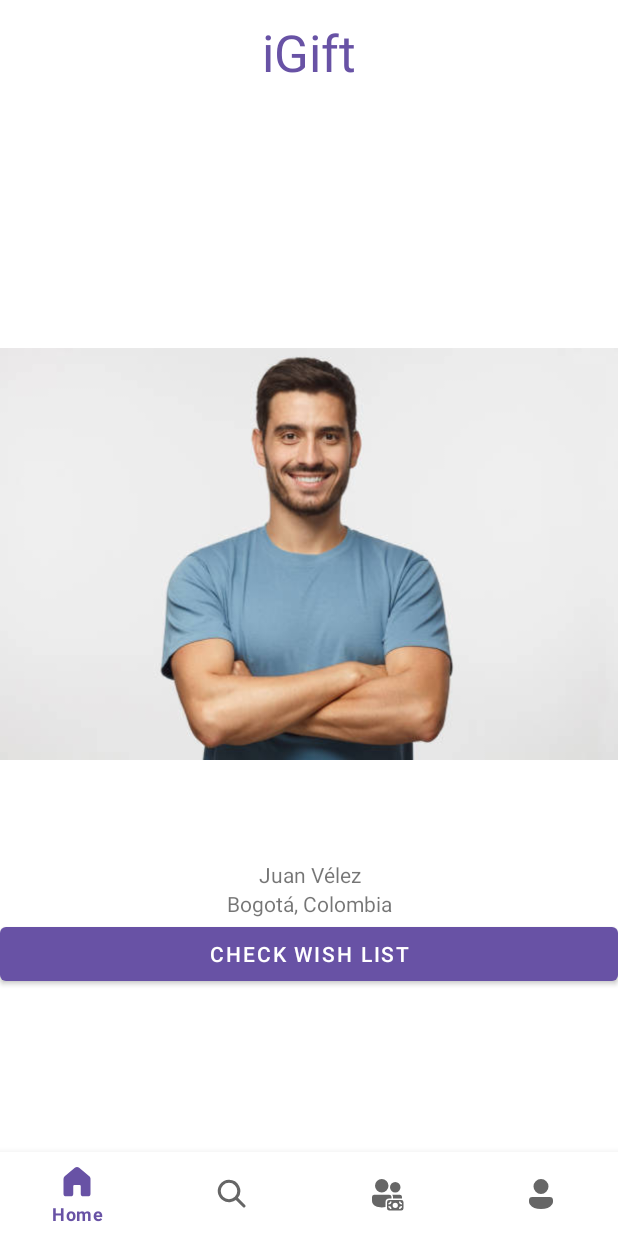
After one commit to malvarezg1/iGift, an Android app: the fragment ProfileFragment placed in its activity, on a phone screen of 412 x 824 dp. The commit adds this screen. Run offline under Robolectric (Android 15) with nearby library versions, the phone set to English and light mode, and no system bars; Roboto replaces fonts that are not available here.

Commit message:
Navigation Bar and Basic Profile working

```diff
--- a/iGift/app/build.gradle
+++ b/iGift/app/build.gradle
@@ -5,6 +5,10 @@ plugins {
 
 android {
     compileSdk 32
+
+    viewBinding {
+        enabled = true
+    }
 
     defaultConfig {
         applicationId "com.example.igift"
@@ -37,6 +41,7 @@ dependencies {
     implementation 'androidx.appcompat:appcompat:1.4.1'
     implementation 'com.google.android.material:material:1.5.0'
     implementation 'androidx.constraintlayout:constraintlayout:2.1.3'
+    implementation 'androidx.legacy:legacy-support-v4:1.0.0'
     testImplementation 'junit:junit:4.+'
     androidTestImplementation 'androidx.test.ext:junit:1.1.3'
     androidTestImplementation 'androidx.test.espresso:espresso-core:3.4.0'
--- /dev/null
+++ b/iGift/app/src/main/java/com/example/igift/HomeFragment.kt
@@ -0,0 +1,64 @@
+package com.example.igift
+
+import android.os.Bundle
+import androidx.fragment.app.Fragment
+import android.view.LayoutInflater
+import android.view.View
+import android.view.ViewGroup
+import androidx.recyclerview.widget.GridLayoutManager
+import androidx.recyclerview.widget.LinearLayoutManager
+import androidx.recyclerview.widget.RecyclerView
+import com.example.igift.adapters.CategoryAdapter
+import com.example.igift.adapters.OccasionAdapter
+import com.example.igift.data.Datasource
+import com.example.igift.databinding.FragmentHomeBinding
+import com.example.igift.model.Occasion
+import com.example.igift.model.ProductCategory
+
+class HomeFragment : Fragment() {
+
+    private var _binding: FragmentHomeBinding? = null
+    private var _categories: List<ProductCategory>? = null
+    private var _occasions: List<Occasion>? = null
+
+    // This property is only valid between onCreateView and
+    // onDestroyView.
+    private val binding get() = _binding!!
+    private val categories get() = _categories!!
+    private val occasions get() = _occasions!!
+
+    override fun onCreate(savedInstanceState: Bundle?) {
+        super.onCreate(savedInstanceState)
+    }
+
+    override fun onCreateView(
+        inflater: LayoutInflater,
+        container: ViewGroup?,
+        savedInstanceState: Bundle?
+    ): View? {
+        // Retrieve data and inflate the layout for this fragment
+        _categories = Datasource().loadCategories()
+        _occasions = Datasource().loadOcasions()
+        _binding = FragmentHomeBinding.inflate(inflater, container, false)
+        return binding.root
+    }
+
+    override fun onViewCreated(view: View, savedInstanceState: Bundle?) {
+        val recycleCategories: RecyclerView = binding.categoryRecycleView
+        val categoryLayoutManager = LinearLayoutManager(requireContext(), LinearLayoutManager.HORIZONTAL, false)
+        recycleCategories.layoutManager = categoryLayoutManager
+        recycleCategories.adapter = CategoryAdapter(requireContext(), categories)
+        recycleCategories.setHasFixedSize(true)
+
+        val occasionsLayoutManager = GridLayoutManager(requireContext(), 2)
+        val recyclerOccasions: RecyclerView = binding.occacionsRecyclerView
+        recyclerOccasions.layoutManager = occasionsLayoutManager
+        recyclerOccasions.adapter = OccasionAdapter(requireContext(), occasions)
+        recyclerOccasions.setHasFixedSize(true)
+    }
+
+    override fun onDestroyView() {
+        super.onDestroyView()
+        _binding = null
+    }
+}
--- a/iGift/app/src/main/java/com/example/igift/MainActivity.kt
+++ b/iGift/app/src/main/java/com/example/igift/MainActivity.kt
@@ -1,14 +1,36 @@
 package com.example.igift
 
-import android.content.Context
-import android.content.Intent
 import androidx.appcompat.app.AppCompatActivity
 import android.os.Bundle
+import androidx.fragment.app.Fragment
+import com.google.android.material.bottomnavigation.BottomNavigationView
+
 class MainActivity : AppCompatActivity() {
     override fun onCreate(savedInstanceState: Bundle?) {
         super.onCreate(savedInstanceState)
         setContentView(R.layout.activity_main)
-        val intent = Intent(this, HomeActivity::class.java)
-        startActivity(intent)
+
+
+        val bottomNavigationView = findViewById<BottomNavigationView>(R.id.bottomNavigationView)
+        val profileFragment=ProfileFragment()
+        val homeFragment = HomeFragment()
+
+        setCurrentFragment(homeFragment)
+        bottomNavigationView.setOnItemSelectedListener {
+            when(it.itemId){
+                R.id.page_1->setCurrentFragment(homeFragment)
+                R.id.page_2->setCurrentFragment(homeFragment)
+                R.id.page_3 -> setCurrentFragment(homeFragment)
+                R.id.page_4 -> setCurrentFragment(profileFragment)
+            }
+            true
+        }
     }
+
+
+    private fun setCurrentFragment(fragment: Fragment)=
+        supportFragmentManager.beginTransaction().apply {
+            replace(R.id.flFragment,fragment)
+            commit()
+        }
 }
--- /dev/null
+++ b/iGift/app/src/main/java/com/example/igift/ProfileFragment.kt
@@ -0,0 +1,55 @@
+package com.example.igift
+
+
+import android.os.Bundle
+import android.view.LayoutInflater
+import android.view.View
+import android.view.ViewGroup
+import androidx.fragment.app.Fragment
+import androidx.recyclerview.widget.DividerItemDecoration
+import androidx.recyclerview.widget.LinearLayoutManager
+import com.example.igift.data.Datasource
+import com.example.igift.databinding.FragmentProfileBinding
+import com.example.igift.model.User
+
+
+class ProfileFragment : Fragment() {
+
+    private var _binding: FragmentProfileBinding? = null
+    private var _user: User? = null
+
+    // This property is only valid between onCreateView and
+    // onDestroyView.
+    private val binding get() = _binding!!
+    private val user get() = _user!!
+
+    override fun onCreate(savedInstanceState: Bundle?) {
+        super.onCreate(savedInstanceState)
+    }
+
+    override fun onCreateView(
+        inflater: LayoutInflater,
+        container: ViewGroup?,
+        savedInstanceState: Bundle?
+    ): View? {
+        // Retrieve data and inflate the layout for this fragment
+        _user = Datasource().loadUser()
+        _binding = FragmentProfileBinding.inflate(inflater, container, false)
+        return binding.root
+    }
+
+    override fun onViewCreated(view: View, savedInstanceState: Bundle?) {
+        val nameTextView = binding.profileName
+        val cityTextView = binding.profileCity
+        val profileImageView = binding.profileImage
+
+        nameTextView.text = resources.getString(user.nameResourceId)
+        cityTextView.text = resources.getString(user.cityResourceId)
+        profileImageView.setImageResource(user.imageResouceId)
+    }
+
+    override fun onDestroyView() {
+        super.onDestroyView()
+        _binding = null
+    }
+}
--- a/iGift/app/src/main/res/layout/activity_main.xml
+++ b/iGift/app/src/main/res/layout/activity_main.xml
@@ -19,53 +19,18 @@
         app:layout_constraintStart_toStartOf="parent"
         app:layout_constraintTop_toTopOf="parent" />
 
-    <TextView
-        android:id="@+id/categories_title"
-        android:layout_width="wrap_content"
+    <FrameLayout
+        android:id="@+id/flFragment"
+        android:layout_width="match_parent"
         android:layout_height="wrap_content"
-        android:layout_marginStart="15dp"
-        android:text="Categories"
-        android:textColor="@color/purple_500"
-        android:textSize="20sp"
+        app:layout_constraintBottom_toTopOf="@+id/bottomNavigationView"
+        app:layout_constraintEnd_toEndOf="parent"
+        app:layout_constraintHorizontal_bias="0.5"
         app:layout_constraintStart_toStartOf="parent"
         app:layout_constraintTop_toBottomOf="@+id/logoView" />
 
-
-    <androidx.recyclerview.widget.RecyclerView
-        android:id="@+id/categoryRecycleView"
-        android:layout_width="match_parent"
-        android:layout_height="136dp"
-        android:layout_marginTop="8dp"
-        android:paddingTop="18dp"
-        app:layout_constraintTop_toBottomOf="@+id/categories_title"
-        tools:layout_editor_absoluteX="-16dp" />
-
-    <TextView
-        android:id="@+id/occasion_title"
-        android:layout_width="wrap_content"
-        android:layout_height="wrap_content"
-        android:layout_marginStart="15dp"
-        android:layout_marginTop="100dp"
-        android:text="Occasions"
-        android:textColor="@color/purple_500"
-        android:textSize="20sp"
-        app:layout_constraintBottom_toTopOf="@+id/occacionsRecyclerView"
-        app:layout_constraintStart_toStartOf="parent"
-        app:layout_constraintTop_toBottomOf="@+id/categoryRecycleView" />
-
-    <androidx.recyclerview.widget.RecyclerView
-        android:id="@+id/occacionsRecyclerView"
-        android:layout_width="match_parent"
-        android:layout_height="456dp"
-        android:layout_marginBottom="100dp"
-        android:paddingTop="18dp"
-        app:layout_constraintBottom_toTopOf="@+id/bottom_navigation"
-        app:layout_constraintEnd_toEndOf="parent"
-        app:layout_constraintStart_toStartOf="parent"
-        app:layout_constraintTop_toBottomOf="@+id/occasion_title" />
-
     <com.google.android.material.bottomnavigation.BottomNavigationView
-        android:id="@+id/bottom_navigation"
+        android:id="@+id/bottomNavigationView"
         android:layout_width="match_parent"
         android:layout_height="wrap_content"
         app:layout_constraintBottom_toBottomOf="parent"
--- /dev/null
+++ b/iGift/app/src/main/res/layout/fragment_profile.xml
@@ -0,0 +1,43 @@
+<?xml version="1.0" encoding="utf-8"?>
+<androidx.constraintlayout.widget.ConstraintLayout
+    xmlns:android="http://schemas.android.com/apk/res/android"
+    android:layout_width="match_parent"
+    android:layout_height="match_parent"
+    xmlns:tools="http://schemas.android.com/tools"
+    xmlns:app="http://schemas.android.com/apk/res-auto">
+
+    <LinearLayout
+        android:layout_width="wrap_content"
+        android:layout_height="wrap_content"
+        android:orientation="vertical"
+        app:layout_constraintEnd_toEndOf="parent"
+        app:layout_constraintStart_toStartOf="parent"
+        app:layout_constraintTop_toTopOf="parent">
+
+        <ImageView
+            android:id="@+id/profileImage"
+            android:layout_width="match_parent"
+            android:layout_height="wrap_content"
+            tools:srcCompat="@tools:sample/avatars" />
+
+        <TextView
+            android:id="@+id/profileName"
+            android:layout_width="match_parent"
+            android:layout_height="wrap_content"
+            android:text="TextView"
+            android:textAlignment="center" />
+        <TextView
+            android:id="@+id/profileCity"
+            android:layout_width="match_parent"
+            android:layout_height="wrap_content"
+            android:text="TextView"
+            android:textAlignment="center" />
+
+        <Button
+            android:id="@+id/profileWishlisButton"
+            android:layout_width="match_parent"
+            android:layout_height="wrap_content"
+            android:text="@string/check_wish_list_button" />
+    </LinearLayout>
+
+</androidx.constraintlayout.widget.ConstraintLayout>
--- a/iGift/app/src/main/res/values/strings.xml
+++ b/iGift/app/src/main/res/values/strings.xml
@@ -22,4 +22,6 @@
 
     <string name="profileName"> Juan Vélez</string>
     <string name="profileCity"> Bogotá, Colombia</string>
+    <!-- TODO: Remove or change this placeholder text -->
+    <string name="hello_blank_fragment">Hello blank fragment</string>
 </resources>
```
Also changed, not shown: iGift/app/src/main/res/layout/fragment_home.xml (added, +51 -0 lines).
